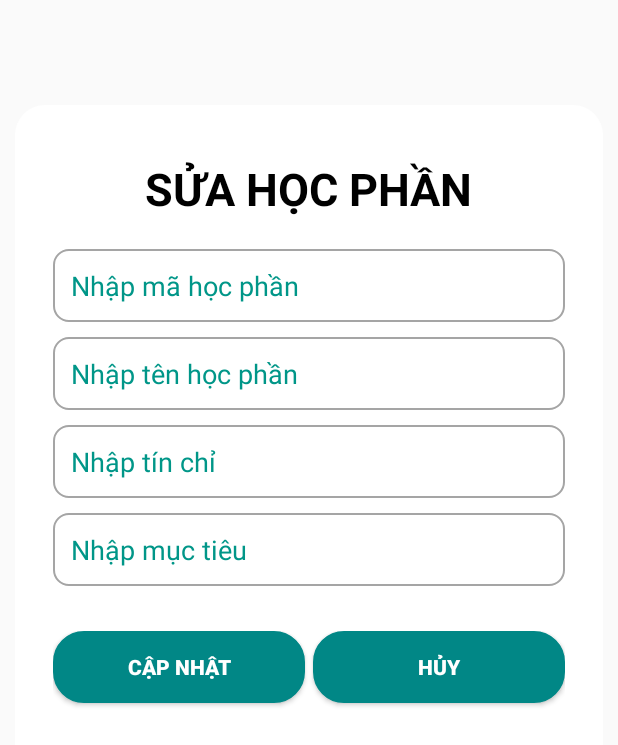
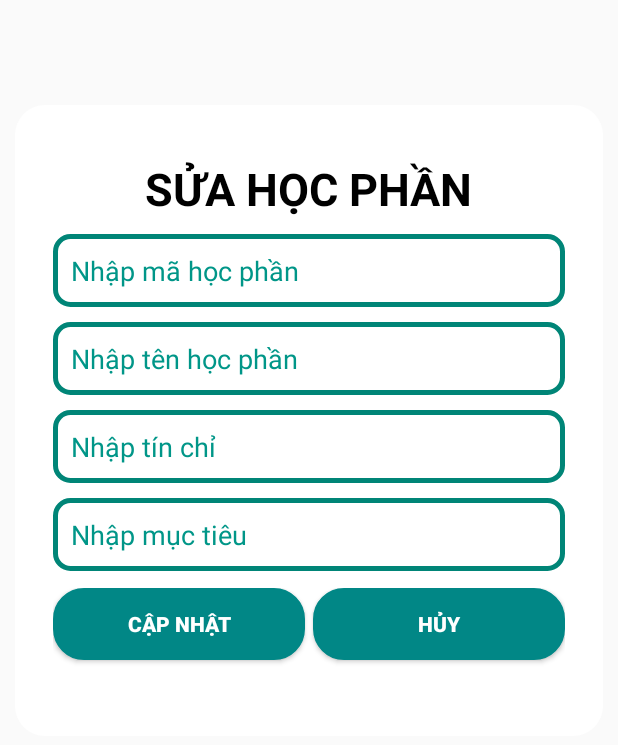
Before and after one commit to tuyenminh/LTMobile, an Android app: the layout duc_layout_edit_HP.xml on its own in the app's theme, with its tools: preview values and no code run, on a phone screen of 412 x 824 dp. Shown: the top 745 px of the screen. Run offline under Robolectric (Android 15) with nearby library versions, the phone set to English and light mode, and no system bars.

Commit message:
Duc 9/11

```diff
--- a/AppQuanLiDiem/app/src/main/res/drawable/backdroung_edt.xml
+++ b/AppQuanLiDiem/app/src/main/res/drawable/backdroung_edt.xml
@@ -1,6 +1,6 @@
 <?xml version="1.0" encoding="utf-8"?>
 <shape xmlns:android="http://schemas.android.com/apk/res/android">
-    <stroke android:width="2px"
-        android:color="@color/grey2"/>
+    <stroke android:width="5px"
+        android:color="@color/colorPrimary1"/>
     <corners android:radius="10dp"/>
 </shape>
--- a/AppQuanLiDiem/app/src/main/res/layout/duc_layout_edit_HP.xml
+++ b/AppQuanLiDiem/app/src/main/res/layout/duc_layout_edit_HP.xml
@@ -13,6 +13,7 @@
     app:cardElevation="7dp"
     android:layout_marginTop="70dp"
     tools:context=".ThemHocPhanActivity">
+
     <LinearLayout
         android:layout_width="match_parent"
         android:layout_height="wrap_content"
@@ -36,14 +37,14 @@
             android:layout_width="match_parent"
             android:layout_height="wrap_content"
             android:layout_marginLeft="10dp"
-            android:layout_marginTop="20dp"
+            android:layout_marginTop="10dp"
             android:layout_marginRight="10dp"
             android:layout_marginBottom="10dp"
             android:background="@drawable/backdroung_edt"
-            android:padding="12dp"
             android:ems="10"
             android:hint="Nhập mã học phần"
             android:inputType="textPersonName"
+            android:padding="12dp"
             android:textColorHint="#009688" />
 
         <EditText
@@ -54,10 +55,10 @@
             android:layout_marginRight="10dp"
             android:layout_marginBottom="10dp"
             android:background="@drawable/backdroung_edt"
-            android:padding="12dp"
             android:ems="10"
             android:hint="Nhập tên học phần"
             android:inputType="textPersonName"
+            android:padding="12dp"
             android:textColorHint="#009688" />
 
         <EditText
@@ -68,10 +69,10 @@
             android:layout_marginRight="10dp"
             android:layout_marginBottom="10dp"
             android:background="@drawable/backdroung_edt"
-            android:padding="12dp"
             android:ems="10"
             android:hint="Nhập tín chỉ"
             android:inputType="textPersonName"
+            android:padding="12dp"
             android:textColorHint="#009688" />
 
         <EditText
@@ -82,17 +83,17 @@
             android:layout_marginRight="10dp"
             android:layout_marginBottom="10dp"
             android:background="@drawable/backdroung_edt"
-            android:padding="12dp"
             android:ems="10"
             android:hint="Nhập mục tiêu"
             android:inputType="textPersonName"
+            android:padding="12dp"
             android:textColorHint="#009688" />
 
         <LinearLayout
             android:layout_width="match_parent"
             android:layout_height="wrap_content"
             android:layout_marginLeft="10dp"
-            android:layout_marginTop="20dp"
+            android:layout_marginTop="1dp"
             android:layout_marginRight="10dp"
             android:layout_marginBottom="30dp"
             android:orientation="horizontal"
@@ -123,4 +124,5 @@
         </LinearLayout>
 
     </LinearLayout>
+
 </LinearLayout>
--- a/AppQuanLiDiem/app/src/main/res/layout/duc_layout_them_HP.xml
+++ b/AppQuanLiDiem/app/src/main/res/layout/duc_layout_them_HP.xml
@@ -26,7 +26,7 @@
            android:textColor="#0F0F0F"
            android:layout_marginBottom="40dp"
            android:textStyle="bold"
-           android:layout_marginTop="40dp"
+           android:layout_marginTop="15dp"
            android:layout_width="wrap_content"
            android:layout_height="wrap_content"
            android:text="THÊM HỌC PHẦN" />
@@ -34,6 +34,7 @@
            android:id="@+id/edtMaLop"
            android:layout_width="match_parent"
            android:layout_height="wrap_content"
+           android:layout_marginTop="-25dp"
            android:ems="10"
            android:textColorHint="@color/black2"
            android:background="@drawable/backdroung_edt"
```
Also changed, not shown: AppQuanLiDiem/app/src/main/java/com/example/appquanlidiem/duc_database_HP/DBHeplper.java (+32 -0 lines).
